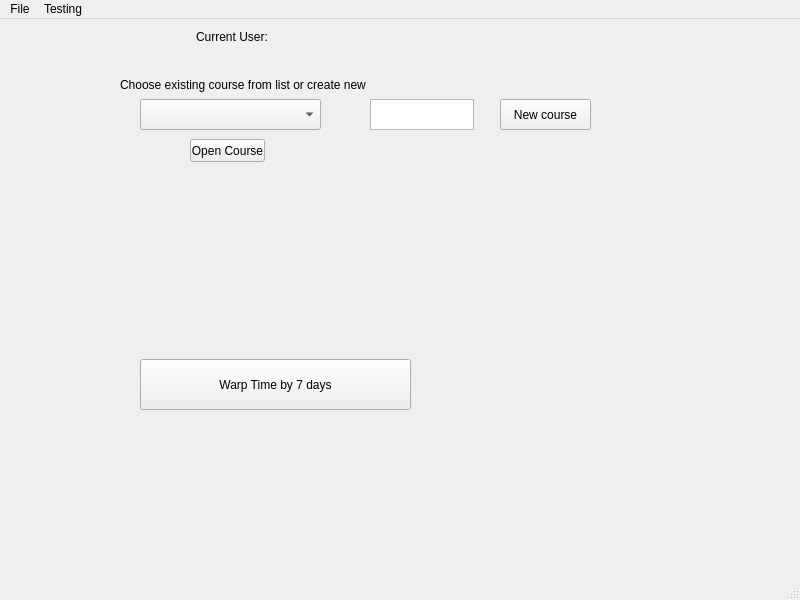
This is MainMenuWindow.ui in wshknmt/QT-SuperMemo as Qt 5 draws it before an edit. The edited form follows.
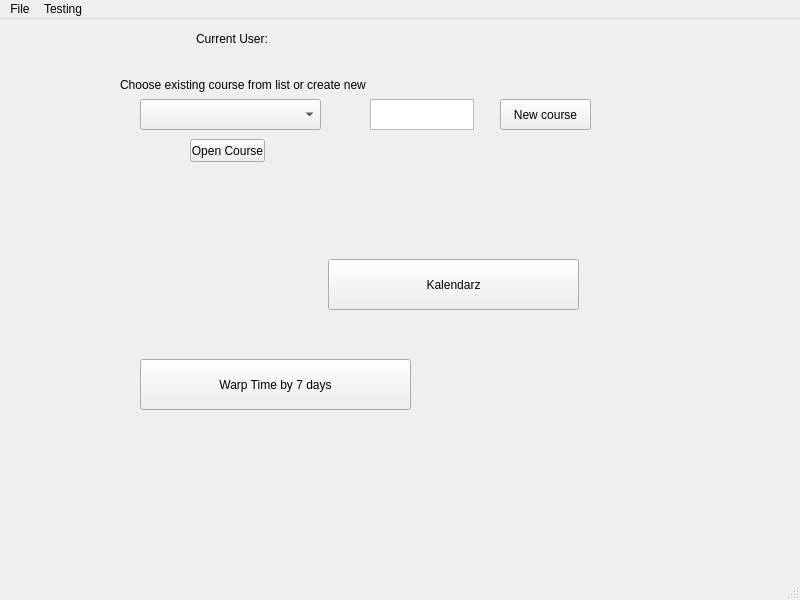
This is the edited form.

Patch:
```diff
--- a/MainMenuWindow.ui
+++ b/MainMenuWindow.ui
@@ -86,13 +86,13 @@
      <string>Warp Time by 7 days</string>
     </property>
    </widget>
-   <widget class="QWidget" name="">
+   <widget class="QWidget" name="layoutWidget">
     <property name="geometry">
      <rect>
       <x>196</x>
       <y>10</y>
       <width>231</width>
-      <height>16</height>
+      <height>19</height>
      </rect>
     </property>
     <layout class="QHBoxLayout" name="horizontalLayout">
@@ -118,6 +118,19 @@
      </item>
     </layout>
    </widget>
+   <widget class="QPushButton" name="pushButton">
+    <property name="geometry">
+     <rect>
+      <x>328</x>
+      <y>240</y>
+      <width>251</width>
+      <height>51</height>
+     </rect>
+    </property>
+    <property name="text">
+     <string>Kalendarz</string>
+    </property>
+   </widget>
   </widget>
   <widget class="QMenuBar" name="menubar">
    <property name="geometry">
```
Left out of the diff: 2 changed lines with no effect on the pictures.
